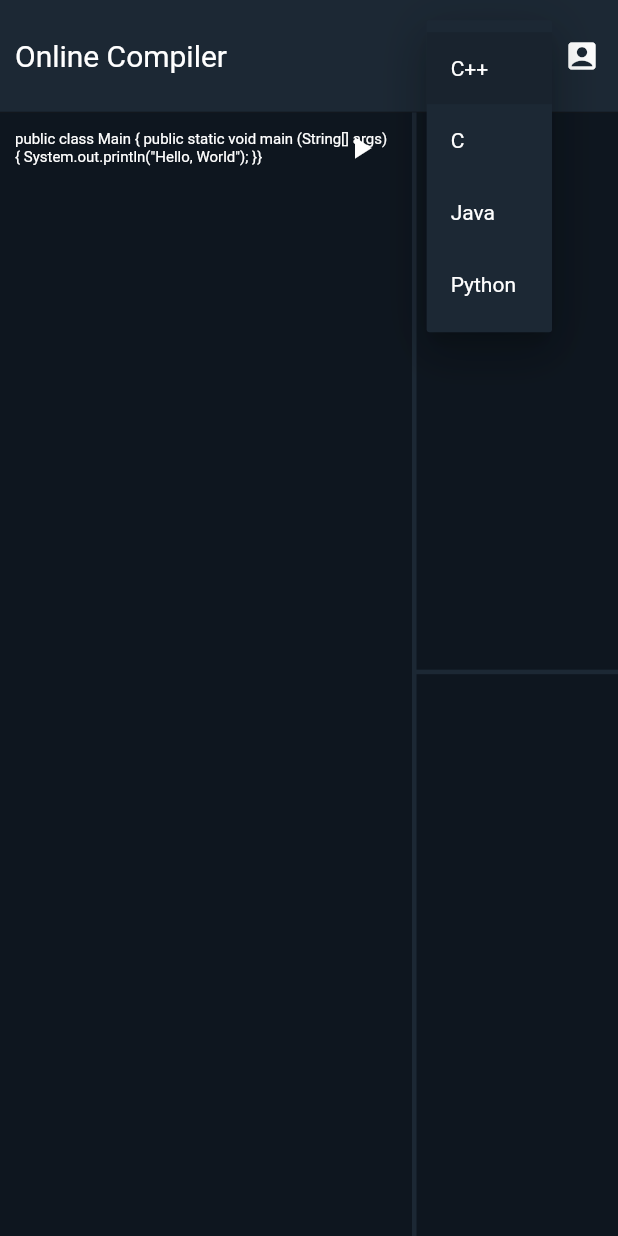
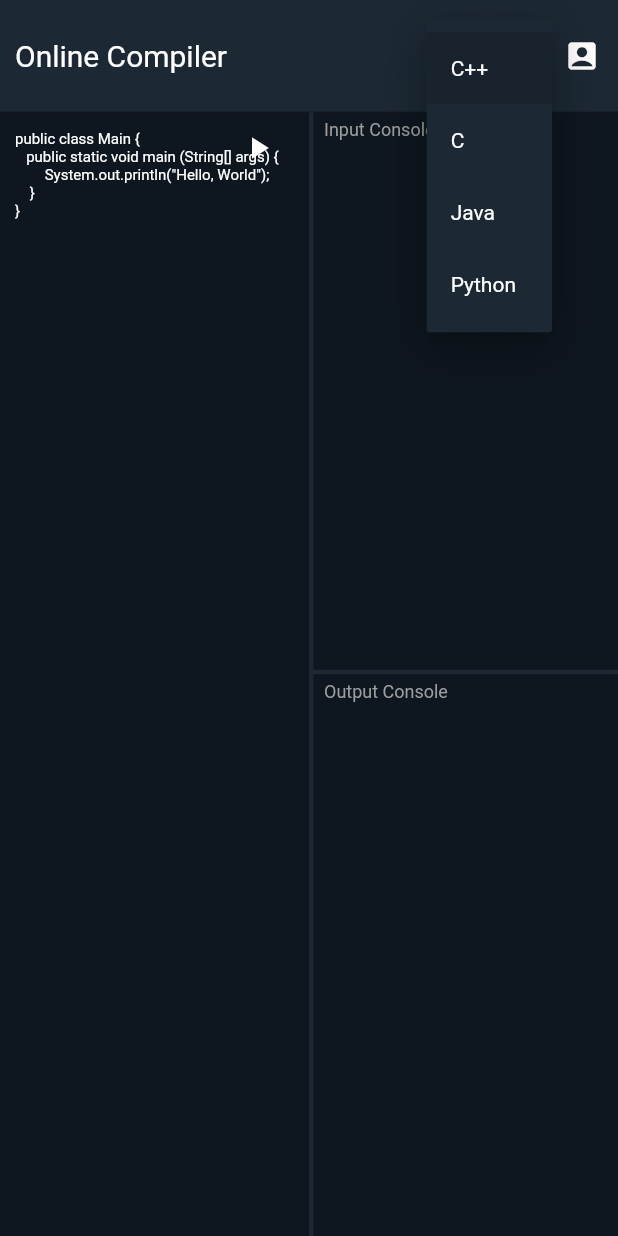
Before and after one commit to elyutin15/IDEKiller, a Flutter app: the screen it shows after launch, after a tap on "C++", on a phone screen of 412 x 824 dp. Run offline on Flutter 3.47's test engine with Material 2 defaults, Android fonts, the light colour scheme and no system bars; our stand-ins replace get, shared_preferences, url_strategy, velocity_x; missing offline and left inert: path_icon, window_size.

Commit message:
refactored some code and changed some unnecessary things

```diff
--- a/front/lib/screens/compiler.dart
+++ b/front/lib/screens/compiler.dart
@@ -3,6 +3,7 @@ import 'package:flutter/services.dart';
 import 'package:http/http.dart' as http;
 import 'package:flutter/material.dart';
 import 'package:idekiller/DropdownButton.dart';
+import 'package:idekiller/utils/TextBox.dart';
 import 'package:idekiller/GlobalValues.dart';
 import 'package:idekiller/utils/TabIntent.dart';
 import 'package:idekiller/utils/routes.dart';
@@ -16,7 +17,7 @@ class Home extends StatelessWidget {
   final TextEditingController outputController = TextEditingController();
   final TextEditingController codeController = TextEditingController(
       text:
-          "public class Main { public static void main (String[] args) { System.out.println(\"Hello, World\"); }}");
+          "public class Main {\n   public static void main (String[] args) {\n        System.out.println(\"Hello, World\");\n    }\n}");
 
   final iconData = PathIconData.fromData(
       '''M101.06 190.322C92.8024 173.178 85.5 152.417 85.5 129.5C85.5 106.583 92.8024 85.822 101.06 68.6779C107.292 55.7406 114.872 43.3794 120.869 33.5992C122.641 30.7104 124.274 28.0468 125.694 25.6601C126.025 25.1026 126.345 24.562 126.652 24.0377C69.7024 25.5472 24 72.1864 24 129.5C24 186.814 69.7024 233.453 126.652 234.962C126.345 234.438 126.025 233.897 125.694 233.34C124.274 230.953 122.641 228.29 120.869 225.401C114.872 215.621 107.292 203.259 101.06 190.322ZM132.946 247.654C132.943 247.653 132.927 247.592 132.907 247.476C132.939 247.598 132.949 247.656 132.946 247.654ZM132.946 11.3456C132.949 11.3441 132.939 11.4017 132.907 11.5235C132.927 11.4081 132.943 11.3472 132.946 11.3456ZM140.886 212.119C127.146 189.698 109.5 160.905 109.5 129.5C109.5 98.0954 127.146 69.3018 140.886 46.8812C158.438 18.241 169.616 0 129.5 0C57.9791 0 0 57.9791 0 129.5C0 201.021 57.9791 259 129.5 259C169.616 259 158.438 240.759 140.886 212.119Z''');
@@ -39,7 +40,10 @@ class Home extends StatelessWidget {
                       padding: EdgeInsets.fromLTRB(10, 0, 0, 0),
                       child: Text(
                         "Online Compiler",
-                        style: TextStyle(fontSize: 20, color: Colors.white),
+                        style: TextStyle(
+                          fontSize: 20,
+                          color: Colors.white,
+                        ),
                       ),
                     ),
                   ),
@@ -57,7 +61,10 @@ class Home extends StatelessWidget {
                       color: Colors.white,
                     ),
                     onPressed: () {
-                      navigateToAnotherScreen(context, Routes.authentication);
+                      navigateToAnotherScreen(
+                        context,
+                        Routes.authentication,
+                      );
                     },
                   ),
                 ],
@@ -75,7 +82,7 @@ class Home extends StatelessWidget {
               child: Row(
                 children: [
                   Expanded(
-                    flex: 2,
+                    flex: 1,
                     child: Stack(
                       children: [
                         Positioned(
@@ -87,21 +94,16 @@ class Home extends StatelessWidget {
                                   child: Shortcuts(
                                     shortcuts: {
                                       LogicalKeySet(LogicalKeyboardKey.tab):
-                                          InsertTabIntent(4, codeController)
+                                          InsertTabIntent(
+                                        4,
+                                        codeController,
+                                      ),
                                     },
                                     child: Padding(
                                       padding: const EdgeInsets.fromLTRB(
                                           10, 0, 0, 0),
-                                      child: TextField(
-                                        style: const TextStyle(
-                                          fontSize: 10,
-                                          color: Colors.white,
-                                        ),
-                                        decoration: const InputDecoration(
-                                          border: InputBorder.none,
-                                        ),
-                                        controller: codeController,
-                                        maxLines: null,
+                                      child: TextBox(
+                                        textEditingController: codeController,
                                       ),
                                     ),
                                   ),
@@ -120,8 +122,11 @@ class Home extends StatelessWidget {
                               ),
                             ),
                             onPressed: () {
-                              sendRequest(codeController.value.text,
-                                  inputController.value.text, outputController);
+                              sendRequest(
+                                codeController.value.text,
+                                inputController.value.text,
+                                outputController,
+                              );
                             },
                           ),
                         ),
@@ -136,7 +141,17 @@ class Home extends StatelessWidget {
                   Expanded(
                     flex: 1,
                     child: Column(
+                      crossAxisAlignment: CrossAxisAlignment.start,
                       children: [
+                        Padding(
+                          padding: const EdgeInsets.only(left: 10, top: 5),
+                          child: RichText(
+                            text: const TextSpan(
+                                text: "Input Console",
+                                style: TextStyle(
+                                    fontSize: 12, color: Colors.grey)),
+                          ),
+                        ),
                         Expanded(
                           flex: 1,
                           child: Actions(
@@ -145,20 +160,15 @@ class Home extends StatelessWidget {
                               shortcuts: {
                                 LogicalKeySet(
                                   LogicalKeyboardKey.tab,
-                                ): InsertTabIntent(4, inputController)
+                                ): InsertTabIntent(
+                                  4,
+                                  inputController,
+                                )
                               },
                               child: Padding(
                                 padding: const EdgeInsets.fromLTRB(10, 0, 0, 0),
-                                child: TextField(
-                                  controller: inputController,
-                                  style: const TextStyle(
-                                    fontSize: 10,
-                                    color: Colors.white,
-                                  ),
-                                  decoration: const InputDecoration(
-                                    border: InputBorder.none,
-                                  ),
-                                  maxLines: null,
+                                child: TextBox(
+                                  textEditingController: inputController,
                                 ),
                               ),
                             ),
@@ -169,20 +179,22 @@ class Home extends StatelessWidget {
                           thickness: 3,
                           color: Color.fromARGB(255, 28, 40, 52),
                         ),
+                        Padding(
+                          padding: const EdgeInsets.only(left: 10, top: 5),
+                          child: RichText(
+                            text: const TextSpan(
+                                text: "Output Console",
+                                style: TextStyle(
+                                    fontSize: 12, color: Colors.grey)),
+                          ),
+                        ),
                         Expanded(
                           flex: 1,
                           child: Padding(
-                            padding: EdgeInsets.fromLTRB(10, 0, 0, 0),
-                            child: TextField(
-                              enabled: false,
-                              controller: outputController,
-                              style: TextStyle(
-                                fontSize: 10,
-                                color: Colors.white,
-                              ),
-                              decoration:
-                                  InputDecoration(border: InputBorder.none),
-                              maxLines: null,
+                            padding: const EdgeInsets.fromLTRB(10, 0, 0, 0),
+                            child: TextBox(
+                              textEditingController: outputController,
+                              enable: false,
                             ),
                           ),
                         ),
@@ -198,7 +210,8 @@ class Home extends StatelessWidget {
     );
   }
 
-  Future<void> sendRequest(String code, String input, TextEditingController outputController) async {
+  Future<void> sendRequest(
+      String code, String input, TextEditingController outputController) async {
     var url = 'http://localhost:8080';
     var response = await http
         .post(Uri.parse(url),
@@ -216,7 +229,6 @@ class Home extends StatelessWidget {
       debugPrint(response.body);
       var output = json.decode(response.body);
       outputController.text = output["output"];
-
     });
   }
 
--- /dev/null
+++ b/front/lib/utils/TextBox.dart
@@ -0,0 +1,28 @@
+import 'package:flutter/material.dart';
+
+class TextBox extends StatelessWidget {
+  const TextBox(
+      {Key? key, required this.textEditingController, this.enable = true})
+      : super(key: key);
+
+  final bool enable;
+  final TextEditingController textEditingController;
+
+  @override
+  Widget build(BuildContext context) {
+    return Container(
+      child: TextField(
+        readOnly: !enable,
+        style: const TextStyle(
+          fontSize: 10,
+          color: Colors.white,
+        ),
+        decoration: const InputDecoration(
+          border: InputBorder.none,
+        ),
+        controller: textEditingController,
+        maxLines: null,
+      ),
+    );
+  }
+}
```
